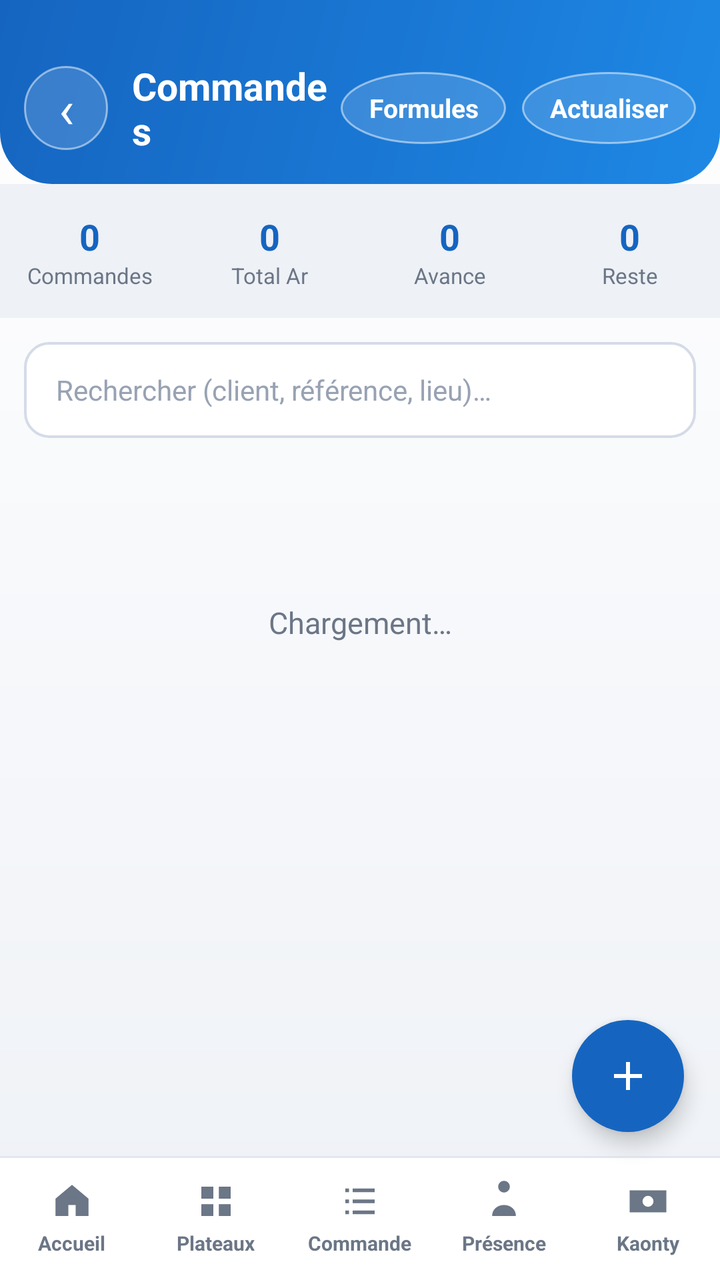
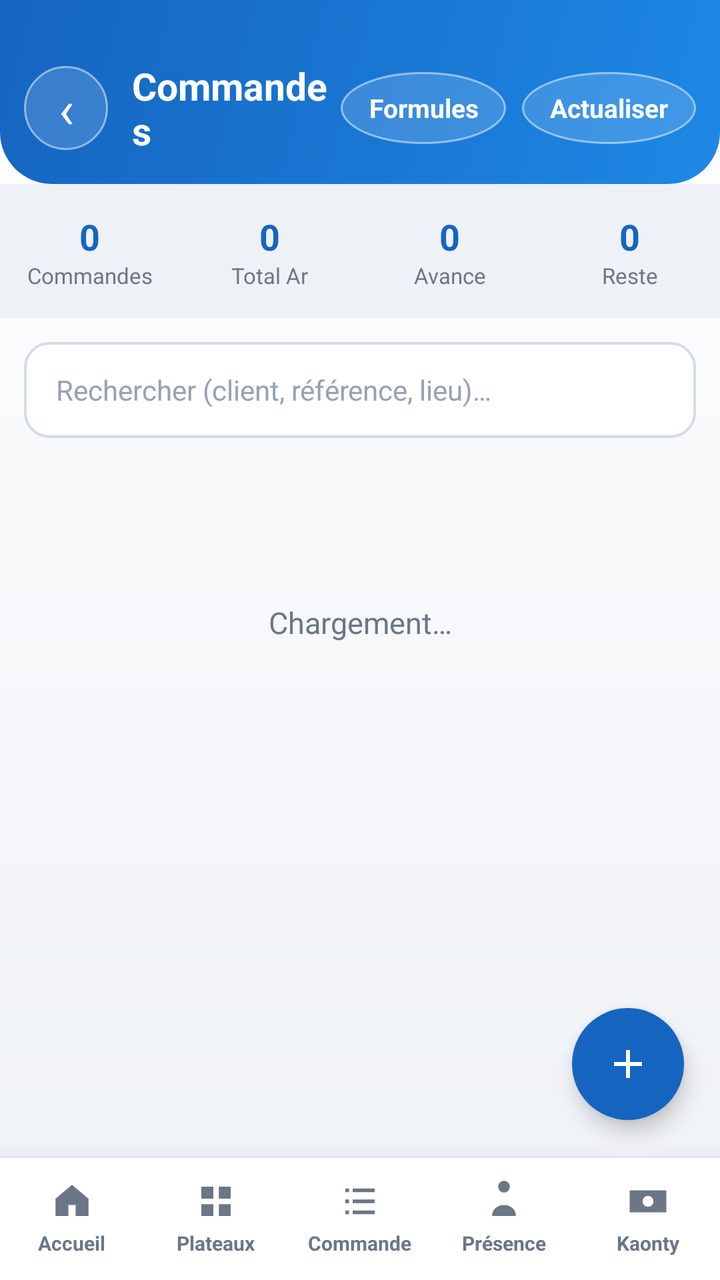

Two renders of the same Android screen: before a commit and after it. Below are the layout's source before the change and the commit's diff.
<!-- AndroidManifest.xml: application theme Theme.AluManager -->
<!-- res/layout/activity_commande.xml -->
<?xml version="1.0" encoding="utf-8"?>
<FrameLayout xmlns:android="http://schemas.android.com/apk/res/android"
    xmlns:app="http://schemas.android.com/apk/res-auto"
    android:layout_width="match_parent"
    android:layout_height="match_parent"
    android:background="@drawable/bg_space">

    <LinearLayout
        android:layout_width="match_parent"
        android:layout_height="match_parent"
        android:orientation="vertical">

        
        <LinearLayout
            android:layout_width="match_parent"
            android:layout_height="wrap_content"
            android:background="@drawable/hero_bg"
            android:gravity="center_vertical"
            android:orientation="horizontal"
            android:paddingHorizontal="12dp"
            android:paddingTop="30dp"
            android:paddingBottom="14dp">

            <TextView
                android:id="@+id/btnBack"
                android:layout_width="42dp"
                android:layout_height="42dp"
                android:background="@drawable/avatar_circle"
                android:gravity="center"
                android:text="‹"
                android:textColor="#FFFFFF"
                android:textSize="26sp" />

            <TextView
                android:layout_width="0dp"
                android:layout_height="wrap_content"
                android:layout_marginStart="12dp"
                android:layout_weight="1"
                android:text="Commandes"
                android:textColor="#FFFFFF"
                android:textSize="19sp"
                android:textStyle="bold" />

            <TextView
                android:id="@+id/btnFormules"
                android:layout_width="wrap_content"
                android:layout_height="36dp"
                android:layout_marginEnd="8dp"
                android:background="@drawable/avatar_circle"
                android:gravity="center"
                android:paddingHorizontal="14dp"
                android:text="Formules"
                android:textColor="#FFFFFF"
                android:textSize="13sp"
                android:textStyle="bold" />

            <TextView
                android:id="@+id/btnRefresh"
                android:layout_width="wrap_content"
                android:layout_height="36dp"
                android:background="@drawable/avatar_circle"
                android:gravity="center"
                android:paddingHorizontal="14dp"
                android:text="Actualiser"
                android:textColor="#FFFFFF"
                android:textSize="13sp"
                android:textStyle="bold" />
        </LinearLayout>

        
        <LinearLayout
            android:layout_width="match_parent"
            android:layout_height="wrap_content"
            android:background="#EEF1F6"
            android:orientation="horizontal"
            android:paddingVertical="14dp">

            <LinearLayout style="@style/OStat">
                <TextView android:id="@+id/statNb" style="@style/OStatVal" android:text="0" />
                <TextView style="@style/OStatLbl" android:text="Commandes" />
            </LinearLayout>
            <LinearLayout style="@style/OStat">
                <TextView android:id="@+id/statCA" style="@style/OStatVal" android:text="0" />
                <TextView style="@style/OStatLbl" android:text="Total Ar" />
            </LinearLayout>
            <LinearLayout style="@style/OStat">
                <TextView android:id="@+id/statAv" style="@style/OStatVal" android:text="0" />
                <TextView style="@style/OStatLbl" android:text="Avance" />
            </LinearLayout>
            <LinearLayout style="@style/OStat">
                <TextView android:id="@+id/statRe" style="@style/OStatVal" android:text="0" />
                <TextView style="@style/OStatLbl" android:text="Reste" />
            </LinearLayout>
        </LinearLayout>

        
        <EditText
            android:id="@+id/searchInput"
            android:layout_width="match_parent"
            android:layout_height="48dp"
            android:layout_margin="12dp"
            android:background="@drawable/field_bg"
            android:hint="Rechercher (client, référence, lieu)…"
            android:inputType="text"
            android:paddingHorizontal="16dp"
            android:textColor="#1F2733"
            android:textColorHint="#98A2B3"
            android:textSize="14sp" />

        
        <ScrollView
            android:layout_width="match_parent"
            android:layout_height="0dp"
            android:layout_weight="1"
            android:fillViewport="true"
            android:scrollbars="none">

            <LinearLayout
                android:id="@+id/listContainer"
                android:layout_width="match_parent"
                android:layout_height="wrap_content"
                android:orientation="vertical"
                android:paddingHorizontal="12dp"
                android:paddingBottom="90dp">

                <TextView
                    android:id="@+id/emptyState"
                    android:layout_width="match_parent"
                    android:layout_height="wrap_content"
                    android:layout_marginTop="70dp"
                    android:gravity="center"
                    android:text="Chargement…"
                    android:textColor="#6B7686"
                    android:textSize="15sp" />
            </LinearLayout>
        </ScrollView>

        <include layout="@layout/bottom_nav" />

    </LinearLayout>

    
    <com.google.android.material.floatingactionbutton.FloatingActionButton
        android:id="@+id/fabAdd"
        android:layout_width="wrap_content"
        android:layout_height="wrap_content"
        android:layout_gravity="bottom|end"
        android:layout_marginEnd="18dp"
        android:layout_marginBottom="74dp"
        android:contentDescription="Ajouter une commande"
        android:src="@drawable/ic_add"
        app:backgroundTint="#1565C0"
        app:borderWidth="0dp"
        app:elevation="6dp"
        app:tint="#FFFFFF" />

</FrameLayout>
<!-- res/layout/bottom_nav.xml (included above) -->
<?xml version="1.0" encoding="utf-8"?>
<LinearLayout xmlns:android="http://schemas.android.com/apk/res/android"
    android:id="@+id/bottomNav"
    android:layout_width="match_parent"
    android:layout_height="62dp"
    android:background="@drawable/bottom_bar_bg"
    android:orientation="horizontal">

    <LinearLayout android:id="@+id/navHome" style="@style/NavTab">
        <ImageView android:layout_width="22dp" android:layout_height="22dp" android:src="@drawable/ic_home" />
        <TextView style="@style/NavTabLbl" android:text="Accueil" />
    </LinearLayout>

    <LinearLayout android:id="@+id/navPlateaux" style="@style/NavTab">
        <ImageView android:layout_width="22dp" android:layout_height="22dp" android:src="@drawable/ic_plateaux" />
        <TextView style="@style/NavTabLbl" android:text="Plateaux" />
    </LinearLayout>

    <LinearLayout android:id="@+id/navCommande" style="@style/NavTab">
        <ImageView android:layout_width="22dp" android:layout_height="22dp" android:src="@drawable/ic_commande" />
        <TextView style="@style/NavTabLbl" android:text="Commande" />
    </LinearLayout>

    <LinearLayout android:id="@+id/navPresence" style="@style/NavTab">
        <ImageView android:layout_width="22dp" android:layout_height="22dp" android:src="@drawable/ic_presence" />
        <TextView style="@style/NavTabLbl" android:text="Présence" />
    </LinearLayout>

    <LinearLayout android:id="@+id/navKaonty" style="@style/NavTab">
        <ImageView android:layout_width="22dp" android:layout_height="22dp" android:src="@drawable/ic_kaonty" />
        <TextView style="@style/NavTabLbl" android:text="Kaonty" />
    </LinearLayout>
</LinearLayout>
<!-- resources referenced by this layout -->
<resources>
  <!-- drawable avatar_circle (drawable) -->
  <?xml version="1.0" encoding="utf-8"?>
  <shape xmlns:android="http://schemas.android.com/apk/res/android" android:shape="oval">
      <solid android:color="#26FFFFFF" />
      <stroke android:width="1dp" android:color="#80FFFFFF" />
  </shape>
  <!-- drawable bg_space (drawable) -->
  <?xml version="1.0" encoding="utf-8"?>
  <shape xmlns:android="http://schemas.android.com/apk/res/android" android:shape="rectangle">
      <gradient
          android:angle="270"
          android:startColor="#FFFFFF"
          android:endColor="#EEF1F6" />
  </shape>
  <!-- drawable field_bg (drawable) -->
  <?xml version="1.0" encoding="utf-8"?>
  <shape xmlns:android="http://schemas.android.com/apk/res/android" android:shape="rectangle">
      <solid android:color="#FFFFFF" />
      <corners android:radius="12dp" />
      <stroke android:width="1.3dp" android:color="#D5DBE7" />
  </shape>
  <!-- drawable ic_add (drawable) -->
  <?xml version="1.0" encoding="utf-8"?>
  <vector xmlns:android="http://schemas.android.com/apk/res/android"
      android:width="24dp"
      android:height="24dp"
      android:viewportWidth="24"
      android:viewportHeight="24">
      <path
          android:fillColor="#FFFFFF"
          android:pathData="M11,5 h2 v6 h6 v2 h-6 v6 h-2 v-6 h-6 v-2 h6 z" />
  </vector>
  <!-- drawable ic_home (drawable) -->
  <?xml version="1.0" encoding="utf-8"?>
  <vector xmlns:android="http://schemas.android.com/apk/res/android"
      android:width="24dp" android:height="24dp"
      android:viewportWidth="24" android:viewportHeight="24">
      <path android:fillColor="#6B7686"
          android:pathData="M12,3 L21,10.5 L21,20 L14,20 L14,14 L10,14 L10,20 L3,20 L3,10.5 Z" />
  </vector>
  <!-- drawable ic_kaonty (drawable) -->
  <?xml version="1.0" encoding="utf-8"?>
  <vector xmlns:android="http://schemas.android.com/apk/res/android"
      android:width="24dp" android:height="24dp"
      android:viewportWidth="24" android:viewportHeight="24">
      <path android:fillColor="#6B7686" android:fillType="evenOdd"
          android:pathData="M2,6 h20 v12 h-20 Z M12,9 a3,3 0 1,0 0,6 a3,3 0 1,0 0,-6 Z" />
  </vector>
  <style name="NavTab">
          <item name="android:layout_width">0dp</item>
          <item name="android:layout_height">match_parent</item>
          <item name="android:layout_weight">1</item>
          <item name="android:orientation">vertical</item>
          <item name="android:gravity">center</item>
          <item name="android:clickable">true</item>
          <item name="android:focusable">true</item>
      </style>
  <style name="NavTabLbl">
          <item name="android:layout_width">wrap_content</item>
          <item name="android:layout_height">wrap_content</item>
          <item name="android:layout_marginTop">3dp</item>
          <item name="android:textSize">10sp</item>
          <item name="android:textColor">#6B7686</item>
          <item name="android:textStyle">bold</item>
      </style>
  <style name="OStat">
          <item name="android:layout_width">0dp</item>
          <item name="android:layout_height">wrap_content</item>
          <item name="android:layout_weight">1</item>
          <item name="android:orientation">vertical</item>
          <item name="android:gravity">center</item>
      </style>
  <style name="OStatLbl">
          <item name="android:layout_width">wrap_content</item>
          <item name="android:layout_height">wrap_content</item>
          <item name="android:textColor">@color/text_mu</item>
          <item name="android:textSize">11sp</item>
      </style>
  <style name="OStatVal">
          <item name="android:layout_width">wrap_content</item>
          <item name="android:layout_height">wrap_content</item>
          <item name="android:textColor">#1565C0</item>
          <item name="android:textSize">18sp</item>
          <item name="android:textStyle">bold</item>
      </style>
  <color name="text_mu">#6B7686</color>
  <color name="neon_violet">#1565C0</color>
  <color name="neon_cyan">#1E88E5</color>
  <color name="bg_deep">#F4F6F9</color>
</resources>

<!-- the commit's change to res/layout/activity_commande.xml (unified diff, before → after) -->
@@ -1,160 +1,167 @@
 <?xml version="1.0" encoding="utf-8"?>
-<FrameLayout xmlns:android="http://schemas.android.com/apk/res/android"
+<LinearLayout xmlns:android="http://schemas.android.com/apk/res/android"
     xmlns:app="http://schemas.android.com/apk/res-auto"
     android:layout_width="match_parent"
     android:layout_height="match_parent"
-    android:background="@drawable/bg_space">
+    android:background="@drawable/bg_space"
+    android:orientation="vertical">
 
-    <LinearLayout
+    <FrameLayout
         android:layout_width="match_parent"
-        android:layout_height="match_parent"
-        android:orientation="vertical">
+        android:layout_height="0dp"
+        android:layout_weight="1">
 
-        
         <LinearLayout
             android:layout_width="match_parent"
-            android:layout_height="wrap_content"
-            android:background="@drawable/hero_bg"
-            android:gravity="center_vertical"
-            android:orientation="horizontal"
-            android:paddingHorizontal="12dp"
-            android:paddingTop="30dp"
-            android:paddingBottom="14dp">
+            android:layout_height="match_parent"
+            android:orientation="vertical">
 
-            <TextView
-                android:id="@+id/btnBack"
-                android:layout_width="42dp"
-                android:layout_height="42dp"
-                android:background="@drawable/avatar_circle"
-                android:gravity="center"
-                android:text="‹"
-                android:textColor="#FFFFFF"
-                android:textSize="26sp" />
+            
+            <LinearLayout
+                android:layout_width="match_parent"
+                android:layout_height="wrap_content"
+                android:background="@drawable/hero_bg"
+                android:gravity="center_vertical"
+                android:orientation="horizontal"
+                android:paddingHorizontal="12dp"
+                android:paddingTop="30dp"
+                android:paddingBottom="14dp">
 
-            <TextView
-                android:layout_width="0dp"
+                <TextView
+                    android:id="@+id/btnBack"
+                    android:layout_width="42dp"
+                    android:layout_height="42dp"
+                    android:background="@drawable/avatar_circle"
+                    android:gravity="center"
+                    android:text="‹"
+                    android:textColor="#FFFFFF"
+                    android:textSize="26sp" />
+
+                <TextView
+                    android:layout_width="0dp"
+                    android:layout_height="wrap_content"
+                    android:layout_marginStart="12dp"
+                    android:layout_weight="1"
+                    android:text="Commandes"
+                    android:textColor="#FFFFFF"
+                    android:textSize="19sp"
+                    android:textStyle="bold" />
+
+                <TextView
+                    android:id="@+id/btnFormules"
+                    android:layout_width="wrap_content"
+                    android:layout_height="36dp"
+                    android:layout_marginEnd="8dp"
+                    android:background="@drawable/avatar_circle"
+                    android:gravity="center"
+                    android:paddingHorizontal="14dp"
+                    android:text="Formules"
+                    android:textColor="#FFFFFF"
+                    android:textSize="13sp"
+                    android:textStyle="bold" />
+
+                <TextView
+                    android:id="@+id/btnRefresh"
+                    android:layout_width="wrap_content"
+                    android:layout_height="36dp"
+                    android:background="@drawable/avatar_circle"
+                    android:gravity="center"
+                    android:paddingHorizontal="14dp"
+                    android:text="Actualiser"
+                    android:textColor="#FFFFFF"
+                    android:textSize="13sp"
+                    android:textStyle="bold" />
+            </LinearLayout>
+
+            
+            <LinearLayout
+                android:layout_width="match_parent"
                 android:layout_height="wrap_content"
-                android:layout_marginStart="12dp"
+                android:background="#EEF1F6"
+                android:orientation="horizontal"
+                android:paddingVertical="14dp">
+
+                <LinearLayout style="@style/OStat">
+                    <TextView android:id="@+id/statNb" style="@style/OStatVal" android:text="0" />
+                    <TextView style="@style/OStatLbl" android:text="Commandes" />
+                </LinearLayout>
+                <LinearLayout style="@style/OStat">
+                    <TextView android:id="@+id/statCA" style="@style/OStatVal" android:text="0" />
+                    <TextView style="@style/OStatLbl" android:text="Total Ar" />
+                </LinearLayout>
+                <LinearLayout style="@style/OStat">
+                    <TextView android:id="@+id/statAv" style="@style/OStatVal" android:text="0" />
+                    <TextView style="@style/OStatLbl" android:text="Avance" />
+                </LinearLayout>
+                <LinearLayout style="@style/OStat">
+                    <TextView android:id="@+id/statRe" style="@style/OStatVal" android:text="0" />
+                    <TextView style="@style/OStatLbl" android:text="Reste" />
+                </LinearLayout>
+            </LinearLayout>
+
+            
+            <EditText
+                android:id="@+id/searchInput"
+                android:layout_width="match_parent"
+                android:layout_height="48dp"
+                android:layout_margin="12dp"
+                android:background="@drawable/field_bg"
+                android:hint="Rechercher (client, référence, lieu)…"
+                android:inputType="text"
+                android:paddingHorizontal="16dp"
+                android:textColor="#1F2733"
+                android:textColorHint="#98A2B3"
+                android:textSize="14sp" />
+
+            
+            <ScrollView
+                android:layout_width="match_parent"
+                android:layout_height="0dp"
                 android:layout_weight="1"
-                android:text="Commandes"
-                android:textColor="#FFFFFF"
-                android:textSize="19sp"
-                android:textStyle="bold" />
+                android:fillViewport="true"
+                android:scrollbars="none">
 
-            <TextView
-                android:id="@+id/btnFormules"
-                android:layout_width="wrap_content"
-                android:layout_height="36dp"
-                android:layout_marginEnd="8dp"
-                android:background="@drawable/avatar_circle"
-                android:gravity="center"
-                android:paddingHorizontal="14dp"
-                android:text="Formules"
-                android:textColor="#FFFFFF"
-                android:textSize="13sp"
-                android:textStyle="bold" />
+                <LinearLayout
+                    android:id="@+id/listContainer"
+                    android:layout_width="match_parent"
+                    android:layout_height="wrap_content"
+                    android:orientation="vertical"
+                    android:paddingHorizontal="12dp"
+                    android:paddingBottom="24dp">
 
-            <TextView
-                android:id="@+id/btnRefresh"
-                android:layout_width="wrap_content"
-                android:layout_height="36dp"
-                android:background="@drawable/avatar_circle"
-                android:gravity="center"
-                android:paddingHorizontal="14dp"
-                android:text="Actualiser"
-                android:textColor="#FFFFFF"
-                android:textSize="13sp"
-                android:textStyle="bold" />
+                    <TextView
+                        android:id="@+id/emptyState"
+                        android:layout_width="match_parent"
+                        android:layout_height="wrap_content"
+                        android:layout_marginTop="70dp"
+                        android:gravity="center"
+                        android:text="Chargement…"
+                        android:textColor="#6B7686"
+                        android:textSize="15sp" />
+                </LinearLayout>
+            </ScrollView>
         </LinearLayout>
 
         
-        <LinearLayout
-            android:layout_width="match_parent"
+        <com.google.android.material.floatingactionbutton.FloatingActionButton
+            android:id="@+id/fabAdd"
+            android:layout_width="wrap_content"
             android:layout_height="wrap_content"
-            android:background="#EEF1F6"
-            android:orientation="horizontal"
-            android:paddingVertical="14dp">
+            android:layout_gravity="bottom|end"
+            android:layout_marginEnd="18dp"
+            android:layout_marginBottom="18dp"
+            android:contentDescription="Ajouter une commande"
+            android:src="@drawable/ic_add"
+            app:backgroundTint="#1565C0"
+            app:borderWidth="0dp"
+            app:elevation="6dp"
+            app:tint="#FFFFFF" />
 
-            <LinearLayout style="@style/OStat">
-                <TextView android:id="@+id/statNb" style="@style/OStatVal" android:text="0" />
-                <TextView style="@style/OStatLbl" android:text="Commandes" />
-            </LinearLayout>
-            <LinearLayout style="@style/OStat">
-                <TextView android:id="@+id/statCA" style="@style/OStatVal" android:text="0" />
-                <TextView style="@style/OStatLbl" android:text="Total Ar" />
-            </LinearLayout>
-            <LinearLayout style="@style/OStat">
-                <TextView android:id="@+id/statAv" style="@style/OStatVal" android:text="0" />
-                <TextView style="@style/OStatLbl" android:text="Avance" />
-            </LinearLayout>
-            <LinearLayout style="@style/OStat">
-                <TextView android:id="@+id/statRe" style="@style/OStatVal" android:text="0" />
-                <TextView style="@style/OStatLbl" android:text="Reste" />
-            </LinearLayout>
-        </LinearLayout>
+    </FrameLayout>
 
-        
-        <EditText
-            android:id="@+id/searchInput"
-            android:layout_width="match_parent"
-            android:layout_height="48dp"
-            android:layout_margin="12dp"
-            android:background="@drawable/field_bg"
-            android:hint="Rechercher (client, référence, lieu)…"
-            android:inputType="text"
-            android:paddingHorizontal="16dp"
-            android:textColor="#1F2733"
-            android:textColorHint="#98A2B3"
-            android:textSize="14sp" />
+    <include layout="@layout/bottom_nav" />
 
-        
-        <ScrollView
-            android:layout_width="match_parent"
-            android:layout_height="0dp"
-            android:layout_weight="1"
-            android:fillViewport="true"
-            android:scrollbars="none">
-
-            <LinearLayout
-                android:id="@+id/listContainer"
-                android:layout_width="match_parent"
-                android:layout_height="wrap_content"
-                android:orientation="vertical"
-                android:paddingHorizontal="12dp"
-                android:paddingBottom="90dp">
-
-                <TextView
-                    android:id="@+id/emptyState"
-                    android:layout_width="match_parent"
-                    android:layout_height="wrap_content"
-                    android:layout_marginTop="70dp"
-                    android:gravity="center"
-                    android:text="Chargement…"
-                    android:textColor="#6B7686"
-                    android:textSize="15sp" />
-            </LinearLayout>
-        </ScrollView>
-
-        <include layout="@layout/bottom_nav" />
-
-    </LinearLayout>
-
-    
-    <com.google.android.material.floatingactionbutton.FloatingActionButton
-        android:id="@+id/fabAdd"
-        android:layout_width="wrap_content"
-        android:layout_height="wrap_content"
-        android:layout_gravity="bottom|end"
-        android:layout_marginEnd="18dp"
-        android:layout_marginBottom="74dp"
-        android:contentDescription="Ajouter une commande"
-        android:src="@drawable/ic_add"
-        app:backgroundTint="#1565C0"
-        app:borderWidth="0dp"
-        app:elevation="6dp"
-        app:tint="#FFFFFF" />
-
-</FrameLayout>
+</LinearLayout>
 <!-- res/layout/bottom_nav.xml (included above) -->
 <?xml version="1.0" encoding="utf-8"?>
 <LinearLayout xmlns:android="http://schemas.android.com/apk/res/android"
@@ -162,6 +169,7 @@
     android:layout_width="match_parent"
     android:layout_height="62dp"
     android:background="@drawable/bottom_bar_bg"
+    android:elevation="14dp"
     android:orientation="horizontal">
 
     <LinearLayout android:id="@+id/navHome" style="@style/NavTab">
